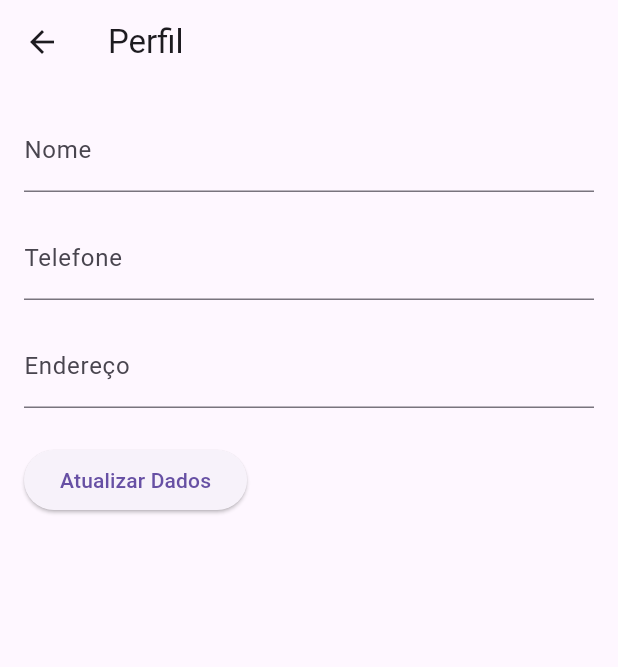
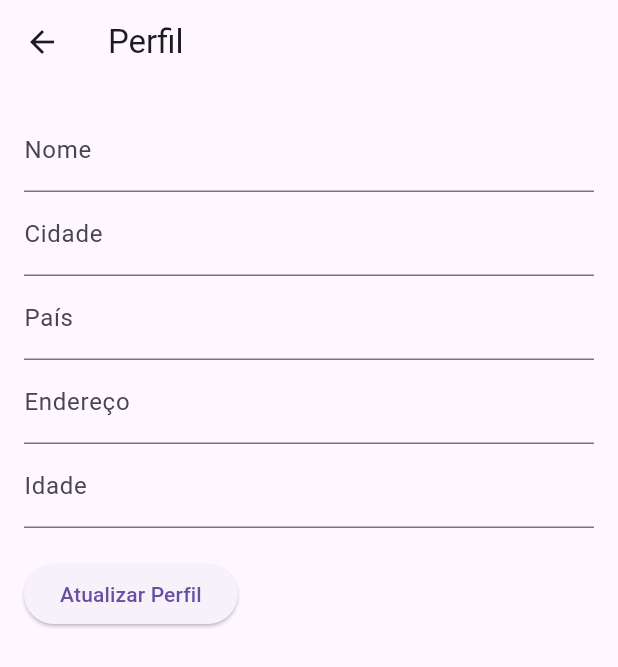
Before and after one commit to EduPanage/ControleAbastecimento, a Flutter app: the PerfilScreen screen opened directly, on a phone screen of 412 x 824 dp. Shown: the top 667 px of the screen. Run offline on Flutter 3.47's test engine with Material 3 defaults, Android fonts, the phone set to English and light mode, and no system bars; our stand-ins replace cloud_firestore, firebase_auth, firebase_core; accounts and stored records are empty.

```diff
--- a/lib/perfilScreen.dart
+++ b/lib/perfilScreen.dart
@@ -1,7 +1,7 @@
+import 'package:flutter/material.dart';
 import 'package:cloud_firestore/cloud_firestore.dart';
-import 'package:flutter/material.dart';
 import 'package:firebase_auth/firebase_auth.dart';
-import 'package:projeto/autenticacaoFirebase.dart';
+import 'package:projeto/homeScreen.dart';
 
 class PerfilScreen extends StatefulWidget {
   @override
@@ -10,105 +10,95 @@ class PerfilScreen extends StatefulWidget {
 
 class _PerfilScreenState extends State<PerfilScreen> {
   final TextEditingController _nomeController = TextEditingController();
-  final TextEditingController _telefoneController = TextEditingController();
   final TextEditingController _enderecoController = TextEditingController();
+  final TextEditingController _idadeController = TextEditingController();
+  final TextEditingController _cidadeController = TextEditingController();
+  final TextEditingController _paisController = TextEditingController();
 
+  final FirebaseFirestore _firestore = FirebaseFirestore.instance;
   final FirebaseAuth _auth = FirebaseAuth.instance;
-  late User _user;
-  bool _isLoading = false;
 
-  @override
-  void initState() {
-    super.initState();
-    _user = _auth.currentUser!;
-    _loadUserData();
+  // Função para atualizar os dados do perfil no Firestore
+  Future<void> _atualizarPerfil() async {
+    User? user = _auth.currentUser;
+
+    if (user != null) {
+      // Criação dos dados do perfil
+      Map<String, dynamic> dadosPerfil = {
+        'nome': _nomeController.text,
+        'endereco': _enderecoController.text,
+        'idade': _idadeController.text,
+        'cidade': _cidadeController.text,
+        'pais': _paisController.text,
+      };
+
+      // Atualizando os dados na coleção "usuarios"
+      try {
+        await _firestore.collection('usuarios').doc(user.uid)
+            .update(dadosPerfil);
+
+        ScaffoldMessenger.of(context).showSnackBar(
+          SnackBar(content: Text('Perfil atualizado com sucesso!')),
+        );
+      } catch (e) {
+        ScaffoldMessenger.of(context).showSnackBar(
+          SnackBar(content: Text('Erro ao atualizar perfil: $e')),
+        );
+      }
+    }
   }
-
-  // Carrega os dados do usuário do Firestore
-  void _loadUserData() async {
-    setState(() {
-      _isLoading = true;
-    });
-
-    try {
-      DocumentSnapshot userDoc = await FirebaseFirestore.instance.collection('usuarios').doc(_user.uid).get();
-
-      if (userDoc.exists) {
-        _nomeController.text = userDoc['nome'];
-        _telefoneController.text = userDoc['telefone'];
-        _enderecoController.text = userDoc['endereco'];
-      } else {
-        // Se o documento não existir, pode criar com dados padrões ou alertar o usuário
-        print("Usuário não encontrado no Firestore");
-      }
-    } catch (e) {
-      print("Erro ao carregar dados do usuário: $e");
-    }
-
-    setState(() {
-      _isLoading = false;
-    });
-  }
-
-
-  // Atualiza os dados do usuário no Firestore
-  void _updateUserData() async {
-    setState(() {
-      _isLoading = true;
-    });
-
-    try {
-      // Acessa a coleção 'usuarios' e atualiza os dados do documento do usuário pelo uid
-      await FirebaseFirestore.instance.collection('usuarios').doc(_user.uid).update({
-        'nome': _nomeController.text,
-        'telefone': _telefoneController.text,
-        'endereco': _enderecoController.text,
-      });
-
-      ScaffoldMessenger.of(context).showSnackBar(SnackBar(content: Text("Dados atualizados com sucesso")));
-    } catch (e) {
-      print("Erro ao atualizar dados: $e");
-      ScaffoldMessenger.of(context).showSnackBar(SnackBar(content: Text("Erro ao atualizar dados")));
-    }
-
-    setState(() {
-      _isLoading = false;
-    });
-  }
-
 
   @override
   Widget build(BuildContext context) {
     return Scaffold(
       appBar: AppBar(
         title: Text('Perfil'),
+        leading: IconButton(
+          icon: Icon(Icons.arrow_back),
+          onPressed: () {
+            // Navega de volta para a HomeScreen
+            Navigator.pushReplacement(
+              context,
+              MaterialPageRoute(builder: (context) => HomeScreen()),
+            );
+          },
+        ),
       ),
-      body: _isLoading
-          ? Center(child: CircularProgressIndicator())
-          : Padding(
+      body: Padding(
         padding: const EdgeInsets.all(16.0),
         child: Column(
           crossAxisAlignment: CrossAxisAlignment.start,
-          children: <Widget>[
+          children: [
+            // Campo Nome
             TextField(
               controller: _nomeController,
               decoration: InputDecoration(labelText: 'Nome'),
             ),
-            SizedBox(height: 16),
+            // Campo Cidade
             TextField(
-              controller: _telefoneController,
-              decoration: InputDecoration(labelText: 'Telefone'),
-              keyboardType: TextInputType.phone,
+              controller: _cidadeController,
+              decoration: InputDecoration(labelText: 'Cidade'),
             ),
-            SizedBox(height: 16),
+            // Campo País
+            TextField(
+              controller: _paisController,
+              decoration: InputDecoration(labelText: 'País'),
+            ),
+            // Campo Endereço
             TextField(
               controller: _enderecoController,
               decoration: InputDecoration(labelText: 'Endereço'),
             ),
-            SizedBox(height: 24),
+            // Campo Idade
+            TextField(
+              controller: _idadeController,
+              decoration: InputDecoration(labelText: 'Idade'),
+              keyboardType: TextInputType.number,
+            ),
+            SizedBox(height: 20),
             ElevatedButton(
-              onPressed: _updateUserData,
-              child: Text('Atualizar Dados'),
+              onPressed: _atualizarPerfil,
+              child: Text('Atualizar Perfil'),
             ),
           ],
         ),
```
Also changed, not shown: lib/adicionarVeiculosScreen.dart (added, +98 -0 lines), lib/customDrawer.dart (+16 -3 lines), lib/meusVeiculosScreen.dart (added, +77 -0 lines).
